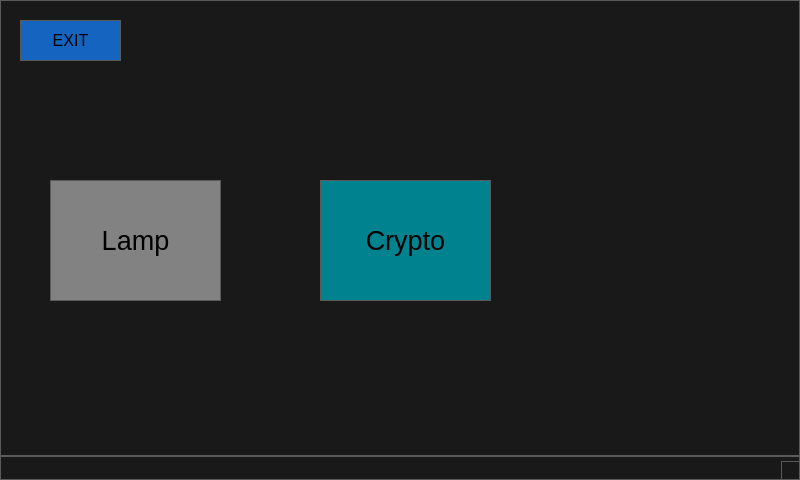
Above: ui/mainwindow.ui from arman-ashrafian/RPi-TouchOS before the change. Below: the same form after it.
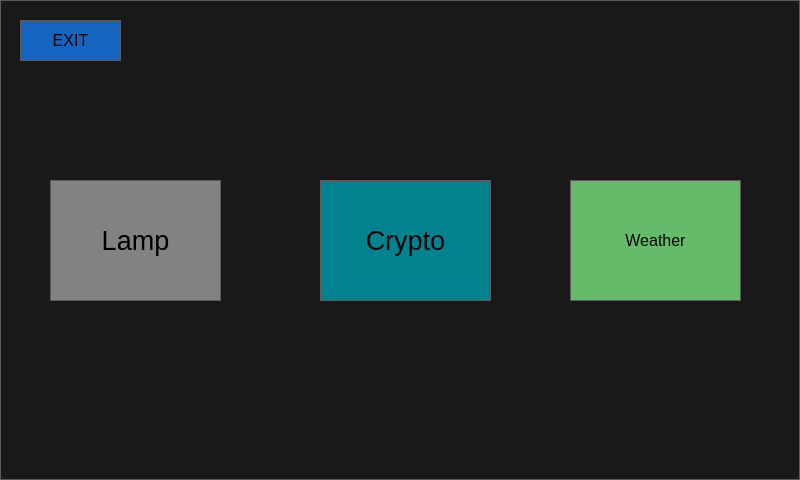
That is the form after the change. Icons and pictures are not drawn.

Commit message: added weather window

```diff
--- a/ui/mainwindow.ui
+++ b/ui/mainwindow.ui
@@ -323,6 +323,11 @@
 	font-size: 12pt;
 	background-color: #1565C0
 }
+
+QPushButton#button_weather {
+	font-size: 12pt;
+	background-color: #66BB6A
+}
 </string>
   </property>
   <widget class="QWidget" name="centralWidget">
@@ -385,8 +390,30 @@
      </size>
     </property>
    </widget>
+   <widget class="QPushButton" name="button_weather">
+    <property name="geometry">
+     <rect>
+      <x>570</x>
+      <y>180</y>
+      <width>171</width>
+      <height>121</height>
+     </rect>
+    </property>
+    <property name="text">
+     <string>Weather</string>
+    </property>
+    <property name="icon">
+     <iconset>
+      <normaloff>icon_weather.ico</normaloff>icon_weather.ico</iconset>
+    </property>
+    <property name="iconSize">
+     <size>
+      <width>50</width>
+      <height>50</height>
+     </size>
+    </property>
+   </widget>
   </widget>
-  <widget class="QStatusBar" name="statusBar"/>
  </widget>
  <layoutdefault spacing="6" margin="11"/>
  <resources/>
```
The commit also changes 24 other files.
